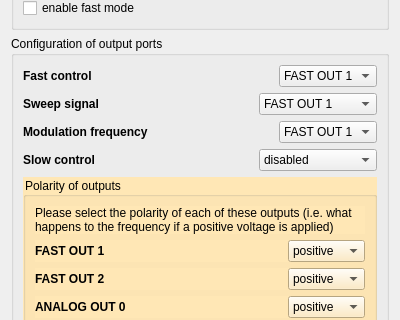
Old version of the form linien/gui/ui/general_panel.ui in the repository linien-org/linien; both pictures show x 0 to 400 and y 90 to 410 of the 400 by 1058 pixel window.
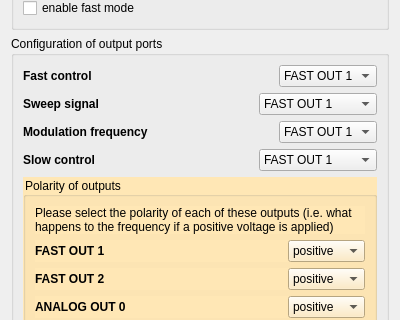
New version of the form. Custom widgets are drawn as their Qt base class.

Commit message: added ability to output slow_pid on fast-DACs

```diff
--- a/linien/gui/ui/general_panel.ui
+++ b/linien/gui/ui/general_panel.ui
@@ -191,9 +191,14 @@
             <verstretch>0</verstretch>
            </sizepolicy>
           </property>
+                    <item>
+           <property name="text">
+            <string>FAST OUT 1</string>
+           </property>
+          </item>
           <item>
            <property name="text">
-            <string>disabled</string>
+            <string>FAST OUT 2</string>
            </property>
           </item>
           <item>
```
Left out of the diff: 5 changed lines with no effect on the pictures. The commit also changes 4 other files.
